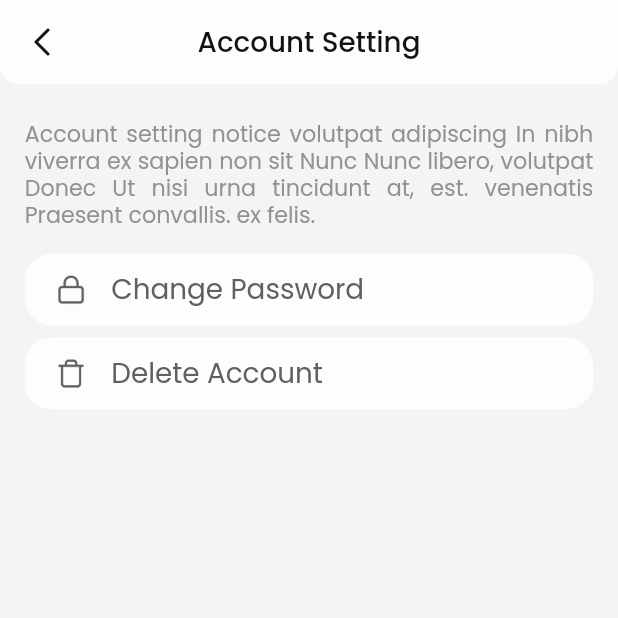
After one commit to billalhossan1/luggage_tracking, a Flutter app: the AccountSettingScreen screen opened by its route, on a phone screen of 412 x 824 dp, the top half of it. The commit adds this screen. Run offline on Flutter 3.47's test engine with Material 3 defaults, Android fonts, the phone set to English and light mode, and no system bars; our stand-ins replace get.

Commit message:
Account Setting Screen ui done

```diff
--- a/lib/const/assets_icons_path.dart
+++ b/lib/const/assets_icons_path.dart
@@ -24,4 +24,6 @@ class AssetsIconsPath {
   final String terms = "assets/icons/terms.png";
   final String wishList = "assets/icons/wish_list.png";
   final String workFunc = "assets/icons/work_func.png";
+  final String lock = "assets/icons/lock.png";
+  final String trush = "assets/icons/trush.png";
 }
--- a/lib/routes/app_routes.dart
+++ b/lib/routes/app_routes.dart
@@ -20,4 +20,5 @@ class AppRoutes {
   final String profileDetailsScreen = "/profile-details-screen";
   final String profileEditScreen = "/profile-edit-screen";
   final String dealingHistoryScreen = "/dealing-history-screen";
+  final String accountSettingScreen = "/account-setting-screen";
 }
--- a/lib/routes/app_routes_file.dart
+++ b/lib/routes/app_routes_file.dart
@@ -6,6 +6,7 @@ import 'package:luggage_tracking/routes/bindings/navigation_screen_binding.dart'
 import 'package:luggage_tracking/routes/bindings/splash_screen_binding.dart';
 import 'package:luggage_tracking/screens/about_screen/about_screen.dart';
 import 'package:luggage_tracking/screens/account_screen/account_screen.dart';
+import 'package:luggage_tracking/screens/account_setting_screen/account_setting_screen.dart';
 import 'package:luggage_tracking/screens/category_screnn/category_screen.dart';
 import 'package:luggage_tracking/screens/dealing_history/dealing_history.dart';
 import 'package:luggage_tracking/screens/delivery_details_screen/delivery_details_screen.dart';
@@ -93,4 +94,8 @@ List<GetPage> appRootRoutesFile = <GetPage>[
     name: AppRoutes.instance.dealingHistoryScreen,
     page: () => DealingHistoryScreen(),
   ),
+  GetPage(
+    name: AppRoutes.instance.accountSettingScreen,
+    page: () => AccountSettingScreen(),
+  ),
 ];
--- a/lib/screens/account_screen/account_screen.dart
+++ b/lib/screens/account_screen/account_screen.dart
@@ -70,6 +70,9 @@ class AccountScreen extends StatelessWidget {
               IcontextRow(
                 iconPath: AssetsIconsPath.instance.setting,
                 text: "Account Setting",
+                onTap: () {
+                  Get.toNamed(AppRoutes.instance.accountSettingScreen);
+                },
               ),
               IcontextRow(
                 iconPath: AssetsIconsPath.instance.about,
--- /dev/null
+++ b/lib/screens/account_setting_screen/account_setting_screen.dart
@@ -0,0 +1,51 @@
+import 'package:flutter/material.dart';
+import 'package:luggage_tracking/const/app_colors.dart';
+import 'package:luggage_tracking/const/assets_icons_path.dart';
+import 'package:luggage_tracking/utils/app_size.dart';
+import 'package:luggage_tracking/utils/gap.dart';
+import 'package:luggage_tracking/widgets/appbar/custom_appbar.dart';
+import 'package:luggage_tracking/widgets/texts/app_text.dart';
+import 'package:luggage_tracking/widgets/texts/icon_text_row.dart';
+
+class AccountSettingScreen extends StatelessWidget {
+  const AccountSettingScreen({super.key});
+
+  @override
+  Widget build(BuildContext context) {
+    return Scaffold(
+      appBar: CustomAppBar(title: "Account Setting"),
+      body: Padding(
+        padding: EdgeInsets.all(AppSize.width(value: 16)),
+        child: Column(
+          children: [
+            Gap(height: AppSize.width(value: 12)),
+            AppText(
+              fontSize: AppSize.width(value: 14),
+              fontWeight: FontWeight.w400,
+              color: AppColors.instance.black200,
+              textAlign: TextAlign.justify,
+              data:
+                  "Account setting notice volutpat adipiscing In nibh viverra ex sapien non sit Nunc Nunc libero, volutpat Donec Ut nisi urna tincidunt at, est. venenatis Praesent convallis. ex felis.",
+            ),
+            Gap(height: AppSize.width(value: 20)),
+            IcontextRow(
+              iconPath: AssetsIconsPath.instance.lock,
+              text: "Change Password",
+              onTap: () {
+                // Get.toNamed(AppRoutes.instance.accountSettingScreen);
+              },
+            ),
+            Gap(height: AppSize.width(value: 8)),
+            IcontextRow(
+              iconPath: AssetsIconsPath.instance.trush,
+              text: "Delete Account",
+              onTap: () {
+                // Get.toNamed(AppRoutes.instance.accountSettingScreen);
+              },
+            ),
+          ],
+        ),
+      ),
+    );
+  }
+}
```
Also changed, not shown: assets/icons/lock.png (added), assets/icons/trush.png (added).
